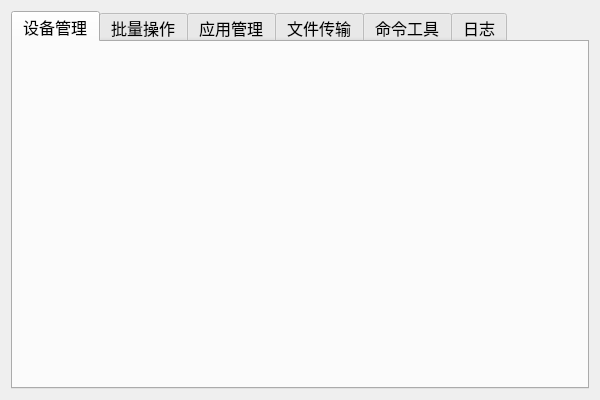
First picture: the form in AdbHelperTool/AdbHelperTool.ui, repository 99a5/AdbTool, before the edit.
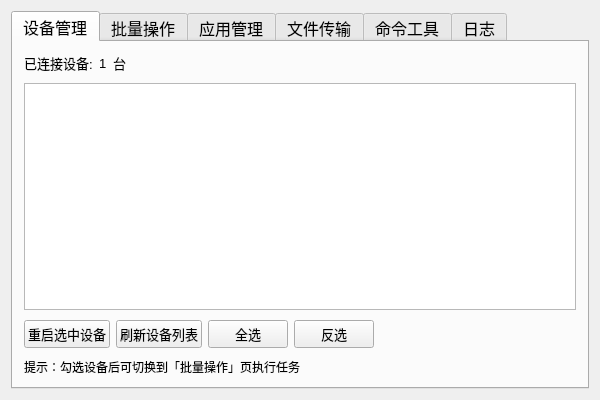
Second picture: the form after the edit. The open tabs and pages were chosen to show the change.

What changed in the file:
```diff
--- a/AdbHelperTool/AdbHelperTool.ui
+++ b/AdbHelperTool/AdbHelperTool.ui
@@ -29,6 +29,218 @@
        <attribute name="title">
         <string>设备管理</string>
        </attribute>
+       <layout class="QVBoxLayout" name="verticalLayout">
+        <property name="spacing">
+         <number>10</number>
+        </property>
+        <item>
+         <widget class="QWidget" name="widget_2" native="true">
+          <property name="minimumSize">
+           <size>
+            <width>120</width>
+            <height>0</height>
+           </size>
+          </property>
+          <property name="font">
+           <font>
+            <pointsize>10</pointsize>
+           </font>
+          </property>
+          <layout class="QHBoxLayout" name="horizontalLayout_2">
+           <property name="spacing">
+            <number>6</number>
+           </property>
+           <property name="leftMargin">
+            <number>0</number>
+           </property>
+           <property name="topMargin">
+            <number>0</number>
+           </property>
+           <property name="rightMargin">
+            <number>0</number>
+           </property>
+           <property name="bottomMargin">
+            <number>0</number>
+           </property>
+           <item>
+            <widget class="QLabel" name="label">
+             <property name="font">
+              <font>
+               <pointsize>10</pointsize>
+              </font>
+             </property>
+             <property name="text">
+              <string>已连接设备:</string>
+             </property>
+            </widget>
+           </item>
+           <item>
+            <widget class="QLabel" name="label_2">
+             <property name="font">
+              <font>
+               <pointsize>10</pointsize>
+              </font>
+             </property>
+             <property name="text">
+              <string>1</string>
+             </property>
+            </widget>
+           </item>
+           <item>
+            <widget class="QLabel" name="label_3">
+             <property name="font">
+              <font>
+               <pointsize>10</pointsize>
+              </font>
+             </property>
+             <property name="text">
+              <string>台</string>
+             </property>
+            </widget>
+           </item>
+           <item>
+            <spacer name="horizontalSpacer">
+             <property name="orientation">
+              <enum>Qt::Horizontal</enum>
+             </property>
+             <property name="sizeHint" stdset="0">
+              <size>
+               <width>40</width>
+               <height>20</height>
+              </size>
+             </property>
+            </spacer>
+           </item>
+          </layout>
+         </widget>
+        </item>
+        <item>
+         <widget class="QListWidget" name="listWidget">
+          <property name="font">
+           <font>
+            <pointsize>10</pointsize>
+           </font>
+          </property>
+         </widget>
+        </item>
+        <item>
+         <widget class="QWidget" name="widget" native="true">
+          <layout class="QHBoxLayout" name="horizontalLayout_3">
+           <property name="spacing">
+            <number>6</number>
+           </property>
+           <property name="leftMargin">
+            <number>0</number>
+           </property>
+           <property name="topMargin">
+            <number>0</number>
+           </property>
+           <property name="rightMargin">
+            <number>0</number>
+           </property>
+           <property name="bottomMargin">
+            <number>0</number>
+           </property>
+           <item>
+            <widget class="QPushButton" name="pushButton">
+             <property name="font">
+              <font>
+               <pointsize>10</pointsize>
+               <weight>50</weight>
+               <bold>false</bold>
+              </font>
+             </property>
+             <property name="text">
+              <string>重启选中设备</string>
+             </property>
+            </widget>
+           </item>
+           <item>
+            <widget class="QPushButton" name="btnBatchRefresh">
+             <property name="font">
+              <font>
+               <pointsize>10</pointsize>
+              </font>
+             </property>
+             <property name="text">
+              <string>刷新设备列表</string>
+             </property>
+            </widget>
+           </item>
+           <item>
+            <widget class="QPushButton" name="selectAllBth">
+             <property name="font">
+              <font>
+               <pointsize>10</pointsize>
+              </font>
+             </property>
+             <property name="text">
+              <string>全选</string>
+             </property>
+            </widget>
+           </item>
+           <item>
+            <widget class="QPushButton" name="cancelSelectBth">
+             <property name="font">
+              <font>
+               <pointsize>10</pointsize>
+              </font>
+             </property>
+             <property name="text">
+              <string>反选</string>
+             </property>
+            </widget>
+           </item>
+           <item>
+            <spacer name="horizontalSpacer_2">
+             <property name="orientation">
+              <enum>Qt::Horizontal</enum>
+             </property>
+             <property name="sizeHint" stdset="0">
+              <size>
+               <width>40</width>
+               <height>20</height>
+              </size>
+             </property>
+            </spacer>
+           </item>
+          </layout>
+         </widget>
+        </item>
+        <item>
+         <widget class="QWidget" name="widget_3" native="true">
+          <layout class="QHBoxLayout" name="horizontalLayout_4">
+           <property name="spacing">
+            <number>6</number>
+           </property>
+           <property name="leftMargin">
+            <number>0</number>
+           </property>
+           <property name="topMargin">
+            <number>0</number>
+           </property>
+           <property name="rightMargin">
+            <number>0</number>
+           </property>
+           <property name="bottomMargin">
+            <number>0</number>
+           </property>
+           <item>
+            <widget class="QLabel" name="label_4">
+             <property name="font">
+              <font>
+               <pointsize>9</pointsize>
+              </font>
+             </property>
+             <property name="text">
+              <string>提示：勾选设备后可切换到「批量操作」页执行任务</string>
+             </property>
+            </widget>
+           </item>
+          </layout>
+         </widget>
+        </item>
+       </layout>
       </widget>
       <widget class="QWidget" name="batcjOperationPage">
        <attribute name="title">
```
Left out of the diff: 9 changed lines with no effect on the pictures.
